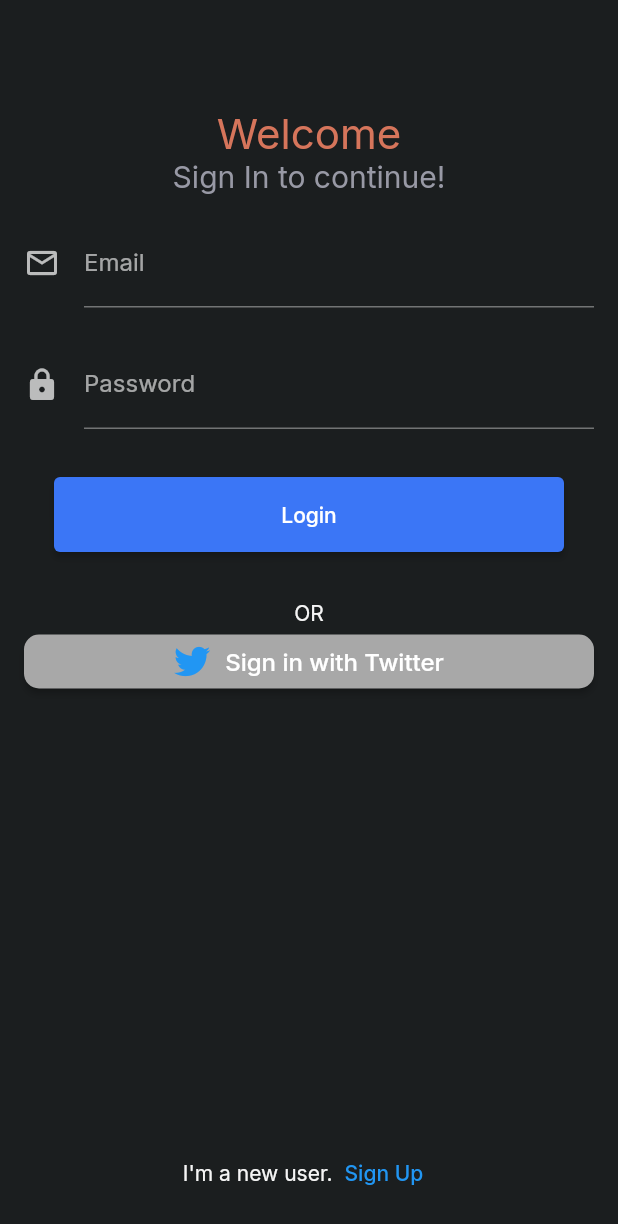
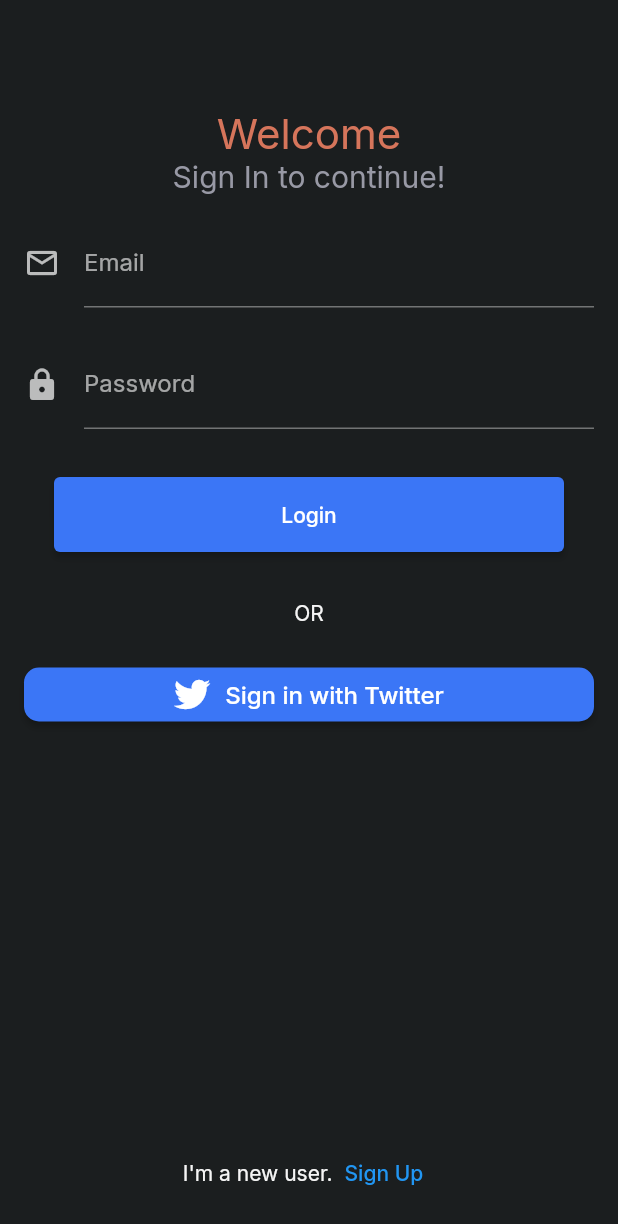
Before and after one commit to Abood2284/savvy, a Flutter app: the screen it shows after launch, after a tap on "Sign in with Twitter", on a phone screen of 412 x 824 dp. Shown: the top 1224 px of the screen. Run offline on Flutter 3.47's test engine with Material 2 defaults, Android fonts, the phone set to English and light mode, and no system bars; our stand-ins replace cached_network_image, cloud_firestore, faker, firebase_auth, firebase_core, flutter_dotenv and 4 more; missing offline and left inert: stream_chat_flutter_core, twitter_login; accounts and stored records are empty.

Commit message:
september 10 7:23

```diff
--- a/lib/pages/login_page.dart
+++ b/lib/pages/login_page.dart
@@ -5,7 +5,6 @@ import 'package:font_awesome_flutter/font_awesome_flutter.dart';
 import 'package:twitter_login/twitter_login.dart';
 import 'package:web_chat_app/constants.dart';
 import 'package:web_chat_app/helpers.dart';
-import 'package:web_chat_app/widgets/show_message_box.dart';
 import 'package:web_chat_app/widgets/twitter_sign_in_button.dart';
 
 import '../auth.dart';
@@ -58,37 +57,63 @@ class _LoginPageState extends State<LoginPage> {
   }
 
   Future<void> onTwitterSignInButtonPressesd() async {
+    try {
+      // log.i(dotenv.env['TWITTER_API_KEY']);
+      // log.i(dotenv.env['TWITTER_API_SECRET_KEY']);
       final twitterLogin = TwitterLogin(
         apiKey: dotenv.env['TWITTER_API_KEY']!,
         apiSecretKey: dotenv.env['TWITTER_API_SECRET_KEY']!,
-      redirectURI: "twitter-firebase-auth://",
+        redirectURI: "savvy://",
       );
-    final authResult = await twitterLogin.login();
+
+      // final authResult = await twitterLogin.login();
+      final authResult = await twitterLogin.loginV2();
 
       switch (authResult.status) {
         case TwitterLoginStatus.loggedIn:
-        final AuthCredential twitterAuthCredential =
-            TwitterAuthProvider.credential(
+          final twitterAuthCredential = TwitterAuthProvider.credential(
               accessToken: authResult.authToken!,
               secret: authResult.authTokenSecret!);
 
           final userCredential =
               await _auth.signInWithCredential(twitterAuthCredential);
+          log.wtf(userCredential.toString());
           if (!mounted) return;
-        showDialogBox(context, STATUS.Success);
+          ScaffoldMessenger.of(context).showSnackBar(
+            const SnackBar(
+              content: Text('Logged in successfully'),
+            ),
+          );
+          // showDialogBox(context, STATUS.success);
           break;
 
         case TwitterLoginStatus.cancelledByUser:
           if (!mounted) return;
-        showDialogBox(context, STATUS.Error);
+          log.e(TwitterLoginStatus.cancelledByUser.toString());
+          ScaffoldMessenger.of(context).showSnackBar(
+            const SnackBar(
+              content: Text('Logged in Failed'),
+            ),
+          );
+          // showDialogBox(context, STATUS.error);
           break;
 
         case TwitterLoginStatus.error:
           if (!mounted) return;
-        showDialogBox(context, STATUS.Error);
+          log.e(TwitterLoginStatus.error.toString());
+          ScaffoldMessenger.of(context).showSnackBar(
+            const SnackBar(
+              content: Text('Error'),
+            ),
+          );
+          // showDialogBox(context, STATUS.error);
           break;
         default:
           return;
+      }
+    } on FirebaseAuthException catch (e) {
+      log.e(e.message);
+      Helpers.ShowDialog(context, e.message ?? 'Unknown error');
     }
   }
 
@@ -184,9 +209,10 @@ class _LoginPageState extends State<LoginPage> {
               ),
               const SizedBox(height: 22),
               const Text('OR'),
+              const SizedBox(height: 22),
               TwitterSignInButton(
                 faIcon:
-                    const FaIcon(FontAwesomeIcons.twitter, color: Colors.blue),
+                    const FaIcon(FontAwesomeIcons.twitter, color: Colors.white),
                 text: 'Sign in with Twitter',
                 onPressed: onTwitterSignInButtonPressesd,
               ),
--- a/lib/widgets/show_message_box.dart
+++ b/lib/widgets/show_message_box.dart
@@ -1,8 +1,8 @@
 import 'package:flutter/material.dart';
 
 enum STATUS {
-  Success,
-  Error,
+  success,
+  error,
 }
 
 Future<void> showDialogBox(BuildContext context, status) async {
@@ -10,10 +10,10 @@ Future<void> showDialogBox(BuildContext context, status) async {
     context: context,
     builder: (ctx) => AlertDialog(
       title: Text(
-        status == status.Success ? 'Success' : 'Error',
+        status == status.success ? 'success' : 'error',
       ),
       content: Text(
-        status == status.Success
+        status == status.success
             ? 'LogIn Succesfull'
             : 'We encountered an error',
       ),
--- a/lib/widgets/twitter_sign_in_button.dart
+++ b/lib/widgets/twitter_sign_in_button.dart
@@ -15,7 +15,7 @@ class TwitterSignInButton extends StatelessWidget {
   Widget build(BuildContext context) {
     return ElevatedButton(
       style: ElevatedButton.styleFrom(
-        backgroundColor: const Color.fromARGB(255, 168, 168, 168),
+        // backgroundColor: const Color.fromARGB(255, 168, 168, 168),
         shape: RoundedRectangleBorder(
           borderRadius: BorderRadius.circular(10.0),
         ),
```
Also changed, not shown: 1 other file. Lines whose indentation alone changed are shown as unchanged.
